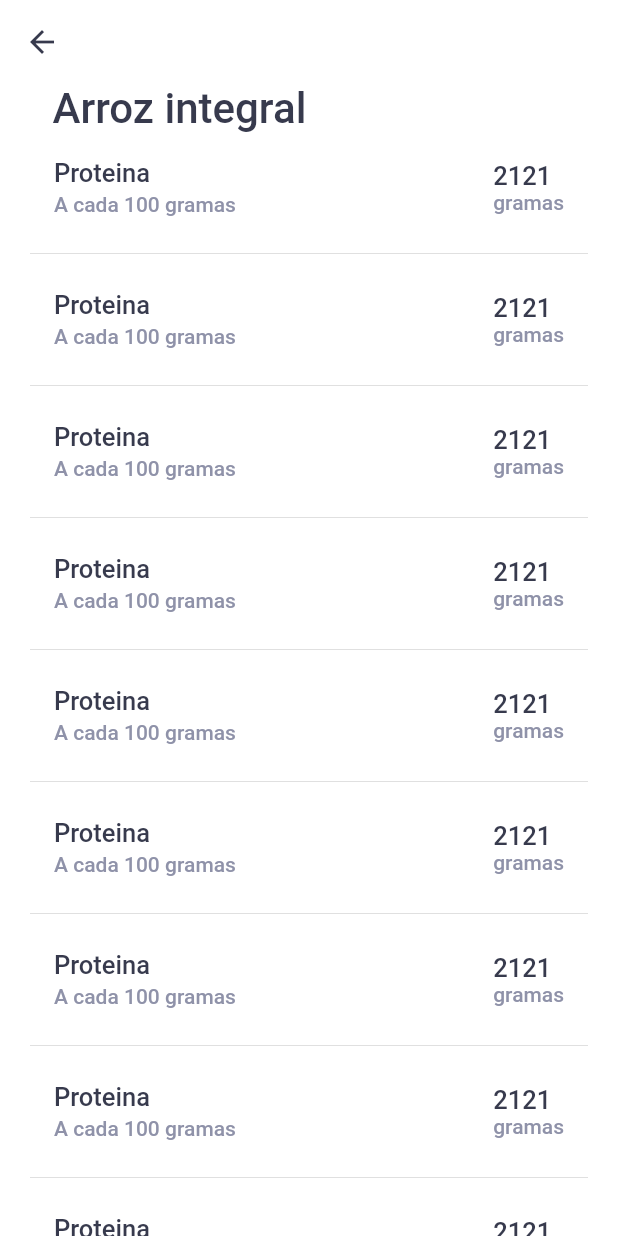
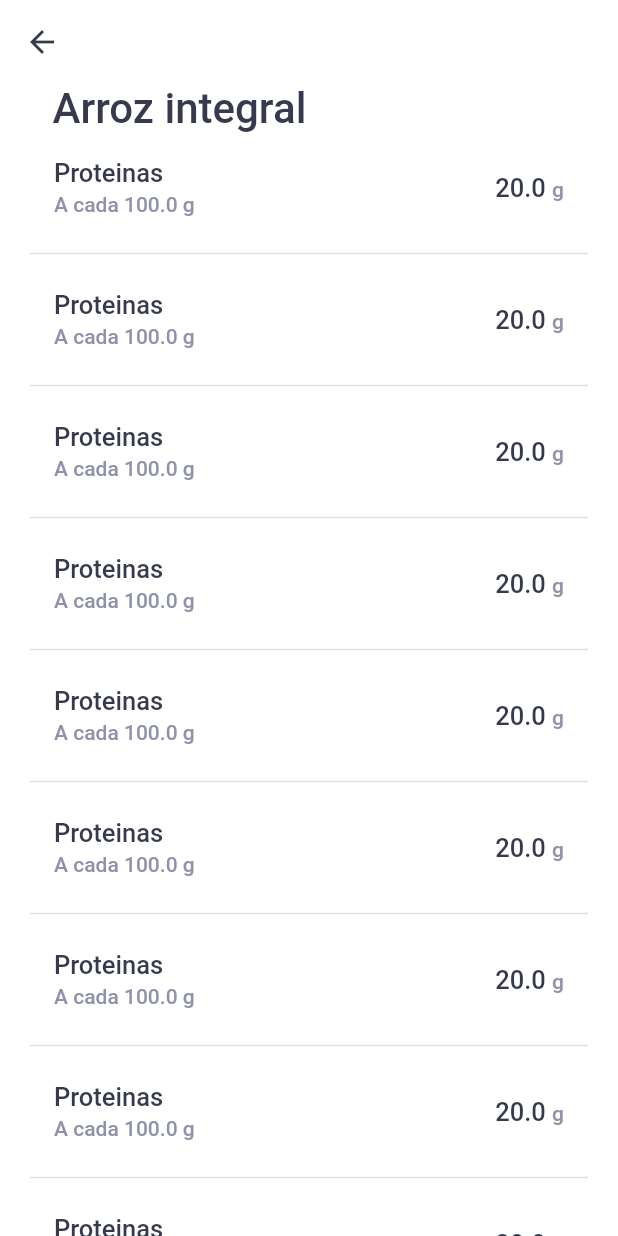
Before and after one commit to lucaswilliamgomes/valores_nutricionais, a Flutter app: the InformationsPage screen opened by its route, on a phone screen of 412 x 824 dp. Run offline on Flutter 3.47's test engine with Material 2 defaults, Android fonts, the light colour scheme and no system bars; our stand-ins replace google_fonts.

Commit message:
Create model of information list tile and test http

```diff
--- a/lib/modules/home_page/view/view.dart
+++ b/lib/modules/home_page/view/view.dart
@@ -1,6 +1,7 @@
 import 'package:flutter/material.dart';
 import 'package:flutter/rendering.dart';
 import 'package:valores_nutricionais/modules/home_page/controller/controller.dart';
+import 'package:valores_nutricionais/modules/informations_page/controller.dart';
 import 'package:valores_nutricionais/modules/informations_page/view.dart';
 import 'package:valores_nutricionais/shared/themes/colors.dart';
 
@@ -97,6 +98,8 @@ class _HomePageState extends State<HomePage> {
                     setState(() {
 
                       if (controller.homeFormKey.currentState!.validate()) {
+                        final infoController = InformationsController();
+                        infoController.teste();
                         controller.homeFormKey.currentState!.save();
                         Navigator.push(
                             context,
--- /dev/null
+++ b/lib/modules/informations_page/controller.dart
@@ -0,0 +1,15 @@
+import 'dart:convert';
+
+import 'package:http/http.dart' as http;
+
+class InformationsController {
+
+  Future<void> teste () async {
+    var url = Uri.parse('https://taco-food-api.herokuapp.com/api/v1/food/1');
+    var response = await http.get(url);
+    final mapp = jsonDecode(response.body);
+    print(mapp[0]['description']);
+  }
+
+
+}
--- a/lib/modules/informations_page/view.dart
+++ b/lib/modules/informations_page/view.dart
@@ -1,4 +1,5 @@
 import 'package:flutter/material.dart';
+import 'package:valores_nutricionais/modules/informations_page/controller.dart';
 import 'package:valores_nutricionais/shared/themes/colors.dart';
 import 'package:valores_nutricionais/shared/themes/text_styles.dart';
 import 'package:valores_nutricionais/shared/widgets/list_tile_widget.dart';
@@ -33,16 +34,66 @@ class _InformationsPageState extends State<InformationsPage> {
                   style: TextStyles.title,
                 ),
               ),
-              ListTileWidget(),
-              ListTileWidget(),
-              ListTileWidget(),
-              ListTileWidget(),
-              ListTileWidget(),
-              ListTileWidget(),
-              ListTileWidget(),
-              ListTileWidget(),
-              ListTileWidget(),
-              ListTileWidget(),
+              ListTileWidget(
+                  description: "Proteinas",
+                  baseQty: 100,
+                  baseUnit: "g",
+                  resultQty: 20,
+                  resultUnit: "g"),
+              ListTileWidget(
+                  description: "Proteinas",
+                  baseQty: 100,
+                  baseUnit: "g",
+                  resultQty: 20,
+                  resultUnit: "g"),
+              ListTileWidget(
+                  description: "Proteinas",
+                  baseQty: 100,
+                  baseUnit: "g",
+                  resultQty: 20,
+                  resultUnit: "g"),
+              ListTileWidget(
+                  description: "Proteinas",
+                  baseQty: 100,
+                  baseUnit: "g",
+                  resultQty: 20,
+                  resultUnit: "g"),
+              ListTileWidget(
+                  description: "Proteinas",
+                  baseQty: 100,
+                  baseUnit: "g",
+                  resultQty: 20,
+                  resultUnit: "g"),
+              ListTileWidget(
+                  description: "Proteinas",
+                  baseQty: 100,
+                  baseUnit: "g",
+                  resultQty: 20,
+                  resultUnit: "g"),
+              ListTileWidget(
+                  description: "Proteinas",
+                  baseQty: 100,
+                  baseUnit: "g",
+                  resultQty: 20,
+                  resultUnit: "g"),
+              ListTileWidget(
+                  description: "Proteinas",
+                  baseQty: 100,
+                  baseUnit: "g",
+                  resultQty: 20,
+                  resultUnit: "g"),
+              ListTileWidget(
+                  description: "Proteinas",
+                  baseQty: 100,
+                  baseUnit: "g",
+                  resultQty: 20,
+                  resultUnit: "g"),
+              ListTileWidget(
+                  description: "Proteinas",
+                  baseQty: 100,
+                  baseUnit: "g",
+                  resultQty: 20,
+                  resultUnit: "g"),
             ],
           ),
         ),
--- a/lib/shared/widgets/list_tile_widget.dart
+++ b/lib/shared/widgets/list_tile_widget.dart
@@ -2,7 +2,20 @@ import 'package:flutter/material.dart';
 import 'package:valores_nutricionais/shared/themes/text_styles.dart';
 
 class ListTileWidget extends StatelessWidget {
-  const ListTileWidget({Key? key}) : super(key: key);
+  final String description;
+  final double baseQty;
+  final String baseUnit;
+  final double resultQty;
+  final String resultUnit;
+
+  const ListTileWidget({
+    Key? key,
+    required this.description,
+    required this.baseQty,
+    required this.baseUnit,
+    required this.resultQty,
+    required this.resultUnit,
+  }) : super(key: key);
 
   @override
   Widget build(BuildContext context) {
@@ -10,25 +23,27 @@ class ListTileWidget extends StatelessWidget {
       children: [
         ListTile(
           title: Text(
-            "Proteina",
+            "$description",
             style: TextStyles.titleTile,
           ),
           subtitle: Text(
-            "A cada 100 gramas",
+            "A cada $baseQty $baseUnit",
             style: TextStyles.subtitleTile,
           ),
           trailing: Text.rich(TextSpan(
-              text: "2121\n",
+              text: "$resultQty ",
               //textAlign: TextAlign.center,
               style: TextStyles.titleTile,
               children: [
                 TextSpan(
-                  text: "gramas",
+                  text: "$resultUnit",
                   style: TextStyles.subtitleTile,
                 )
               ])),
         ),
-        Divider()
+        Divider(
+          thickness: 1,
+        )
       ],
     );
   }
--- a/pubspec.yaml
+++ b/pubspec.yaml
@@ -14,6 +14,7 @@ dependencies:
 
   cupertino_icons: ^1.0.2
   google_fonts: ^2.1.0
+  http: ^0.13.3
 
 dev_dependencies:
   flutter_test:
```
Also changed, not shown: pubspec.lock.
